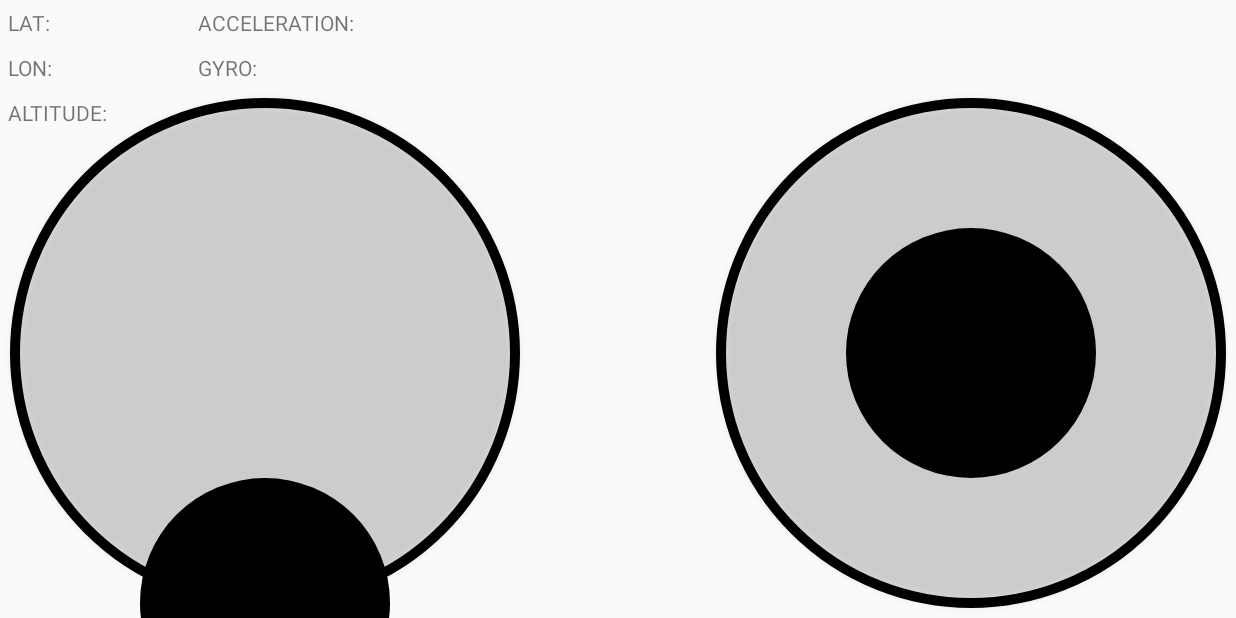
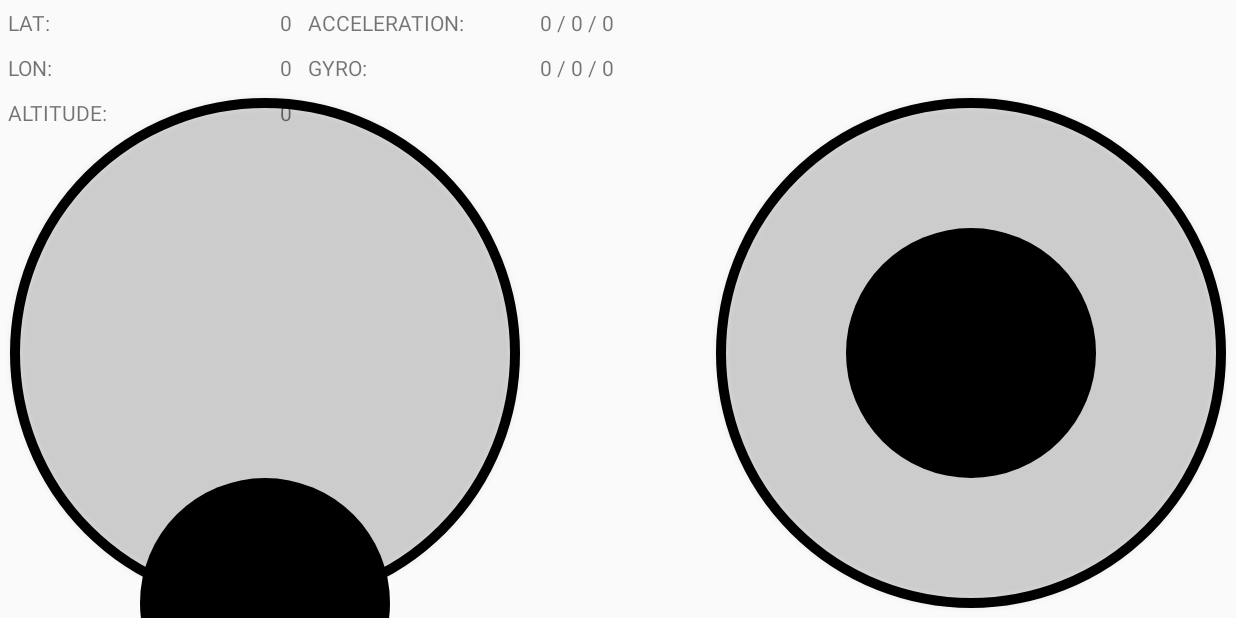
Before and after one commit to rean89/QuadrocopterApp, an Android app: the screen it shows after launch (MainActivity), on a phone screen of 824 x 412 dp (held sideways). Run offline under Robolectric (Android 15) with nearby library versions, the phone set to English and light mode, and no system bars.

Commit message:
Layout is now done

```diff
--- a/app/src/main/java/de/hs_heilbronn/stud/areinsch/dronecontrol/drone/message/ImuData.java
+++ b/app/src/main/java/de/hs_heilbronn/stud/areinsch/dronecontrol/drone/message/ImuData.java
@@ -88,7 +88,7 @@ public class ImuData extends DroneData {
 
     @Override
     public void displayData() {
-        ((TextView) MainActivity.instance.findViewById(R.id.tv_acceleration)).setText(accel[0] + " / " + accel[1] + " / " + accel[2]);
-        ((TextView) MainActivity.instance.findViewById(R.id.tv_lon)).setText(gyro[0] + " / " + gyro[1] + " / " + gyro[2]);
+        ((TextView) MainActivity.instance.findViewById(R.id.tv_acceleration)).setText(String.format("%s / %s / %s", accel[0], accel[1], accel[2]));
+        ((TextView) MainActivity.instance.findViewById(R.id.tv_lon)).setText(String.format("%s / %s / %s", gyro[0], gyro[1], gyro[2]));
     }
 }
--- a/app/src/main/res/layout/activity_main.xml
+++ b/app/src/main/res/layout/activity_main.xml
@@ -22,6 +22,7 @@
             android:layout_height="wrap_content"
             android:layout_column="0"
             android:layout_row="0"
+            android:minWidth="100dp"
             android:padding="5dp"
             android:text="LAT:" />
 
@@ -31,6 +32,7 @@
             android:layout_column="0"
             android:layout_row="1"
             android:padding="5dp"
+            android:minWidth="100dp"
             android:text="LON:" />
 
         <TextView
@@ -38,6 +40,7 @@
             android:layout_height="wrap_content"
             android:layout_column="0"
             android:layout_row="2"
+            android:minWidth="100dp"
             android:padding="5dp"
             android:text="ALTITUDE:" />
 
@@ -48,9 +51,9 @@
             android:layout_column="1"
             android:layout_row="0"
             android:gravity="end"
-            android:minWidth="50dp"
+            android:minWidth="100dp"
             android:padding="5dp"
-            tools:text="0" />
+            android:text="0" />
 
         <TextView
             android:id="@+id/tv_lon"
@@ -59,9 +62,9 @@
             android:layout_column="1"
             android:layout_row="1"
             android:gravity="end"
-            android:minWidth="50dp"
+            android:minWidth="100dp"
             android:padding="5dp"
-            tools:text="0" />
+            android:text="0" />
 
         <TextView
             android:id="@+id/tv_altitude"
@@ -70,25 +73,27 @@
             android:layout_column="1"
             android:layout_row="2"
             android:gravity="end"
-            android:minWidth="50dp"
+            android:minWidth="100dp"
             android:padding="5dp"
-            tools:text="0" />
+            android:text="0" />
 
         <TextView
             android:layout_width="wrap_content"
             android:layout_height="wrap_content"
-            android:text="ACCELERATION:"
+            android:layout_column="2"
             android:layout_row="0"
-            android:layout_column="2"
-            android:padding="5dp"/>
+            android:padding="5dp"
+            android:minWidth="100dp"
+            android:text="ACCELERATION:" />
 
         <TextView
             android:layout_width="wrap_content"
             android:layout_height="wrap_content"
-            android:text="GYRO:"
+            android:layout_column="2"
             android:layout_row="1"
-            android:layout_column="2"
-            android:padding="5dp"/>
+            android:padding="5dp"
+            android:minWidth="100dp"
+            android:text="GYRO:" />
 
         <TextView
             android:id="@+id/tv_acceleration"
@@ -97,9 +102,9 @@
             android:layout_column="3"
             android:layout_row="0"
             android:gravity="end"
-            android:minWidth="50dp"
+            android:minWidth="100dp"
             android:padding="5dp"
-            tools:text="0" />
+            android:text="0 / 0 / 0" />
 
         <TextView
             android:id="@+id/tv_gyro"
@@ -108,9 +113,9 @@
             android:layout_column="3"
             android:layout_row="1"
             android:gravity="end"
-            android:minWidth="50dp"
+            android:minWidth="100dp"
             android:padding="5dp"
-            tools:text="0" />
+            android:text="0 / 0 / 0" />
 
     </GridLayout>
 
```
